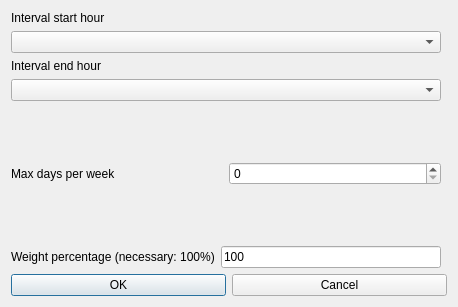
First picture: the form in fet/src/interface/modifyconstraintteachersmorningintervalmaxdaysperweekform_template.ui, repository vonmecheln/fet, before the edit.
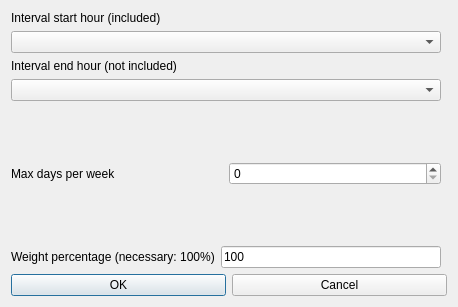
Second picture: the form after the edit.

```diff
--- a/fet/src/interface/modifyconstraintteachersmorningintervalmaxdaysperweekform_template.ui
+++ b/fet/src/interface/modifyconstraintteachersmorningintervalmaxdaysperweekform_template.ui
@@ -70,7 +70,7 @@
         <enum>QFrame::Plain</enum>
        </property>
        <property name="text">
-        <string>Interval start hour</string>
+        <string extracomment="This field refers to a constraint operating on a given hourly interval. The selected start hour of the interval is included (is counted) in the constraint, while the selected end hour of the interval is not included (is not counted) in the constraint.">Interval start hour (included)</string>
        </property>
        <property name="wordWrap">
         <bool>false</bool>
@@ -103,7 +103,7 @@
         <enum>QFrame::Plain</enum>
        </property>
        <property name="text">
-        <string>Interval end hour</string>
+        <string extracomment="This field refers to a constraint operating on a given hourly interval. The selected start hour of the interval is included (is counted) in the constraint, while the selected end hour of the interval is not included (is not counted) in the constraint.">Interval end hour (not included)</string>
        </property>
        <property name="wordWrap">
         <bool>false</bool>
```
